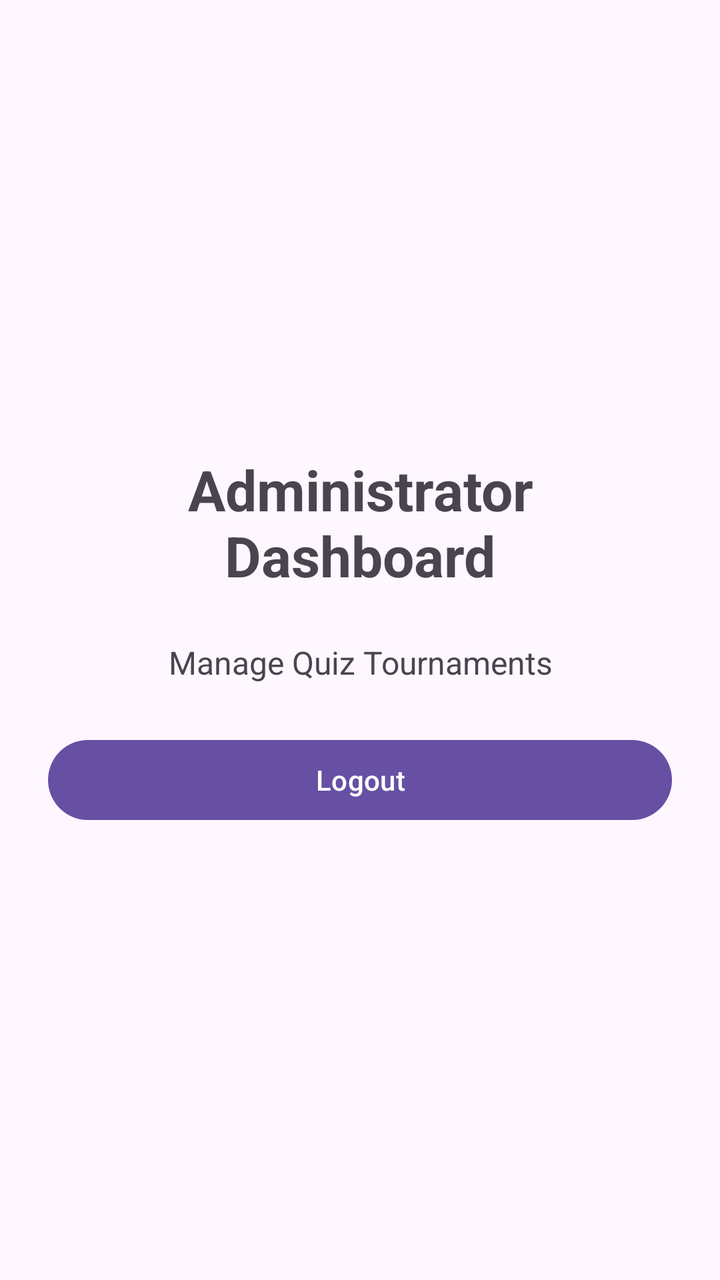
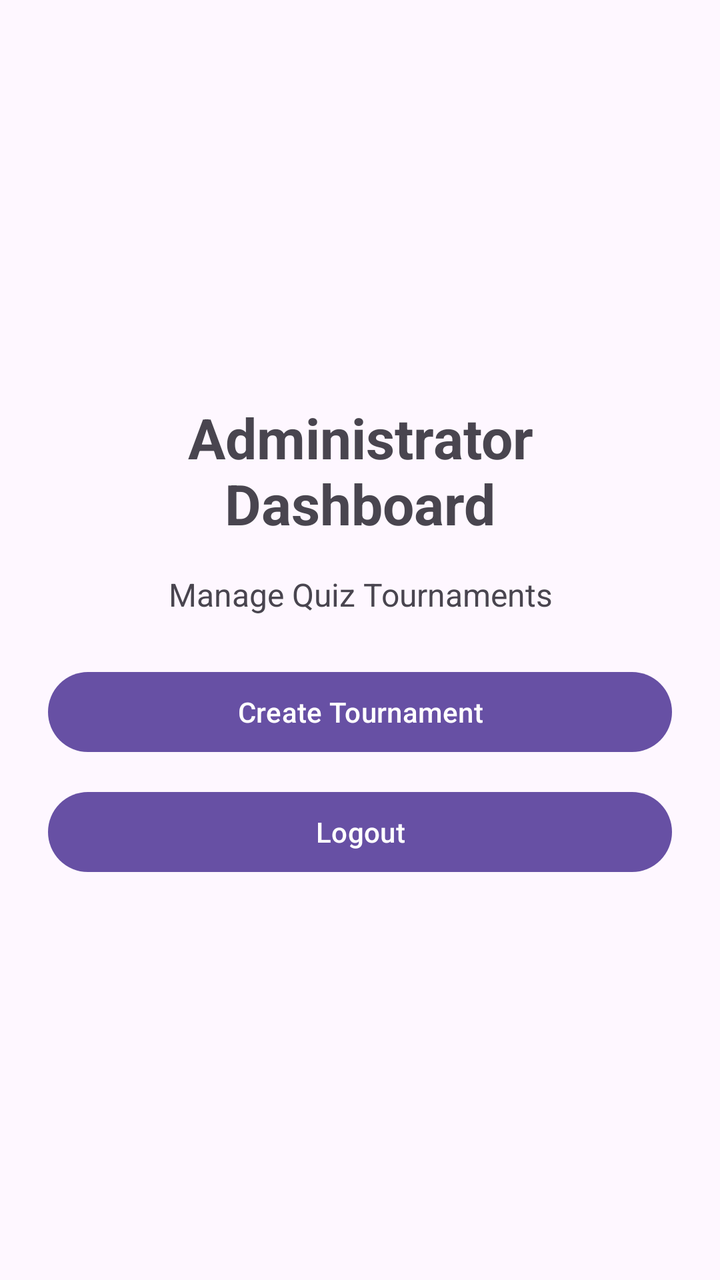

An Android layout rendered at two revisions. The XML below is the earlier revision; the diff shows what the commit changed to produce the second picture.
<!-- AndroidManifest.xml: application theme Theme.QuizTournament -->
<!-- res/layout/activity_admin_dashboard.xml -->
<?xml version="1.0" encoding="utf-8"?>
<LinearLayout xmlns:android="http://schemas.android.com/apk/res/android"
    android:layout_width="match_parent"
    android:layout_height="match_parent"
    android:orientation="vertical"
    android:gravity="center"
    android:padding="24dp">

    <TextView
        android:layout_width="match_parent"
        android:layout_height="wrap_content"
        android:text="Administrator Dashboard"
        android:textSize="28sp"
        android:textStyle="bold"
        android:gravity="center"
        android:layout_marginBottom="24dp" />

    <TextView
        android:layout_width="match_parent"
        android:layout_height="wrap_content"
        android:text="Manage Quiz Tournaments"
        android:textSize="16sp"
        android:gravity="center"
        android:layout_marginBottom="24dp" />

    <Button
        android:id="@+id/buttonLogout"
        android:layout_width="match_parent"
        android:layout_height="wrap_content"
        android:text="Logout" />

</LinearLayout>
<!-- resources referenced by this layout -->
<resources>
  <style name="Theme.QuizTournament" parent="Base.Theme.QuizTournament" />
  <style name="Base.Theme.QuizTournament" parent="Theme.Material3.DayNight.NoActionBar">
          
          
      </style>
</resources>

<!-- the commit's change to res/layout/activity_admin_dashboard.xml (unified diff, before → after) -->
@@ -13,7 +13,7 @@
         android:textSize="28sp"
         android:textStyle="bold"
         android:gravity="center"
-        android:layout_marginBottom="24dp" />
+        android:layout_marginBottom="16dp" />
 
     <TextView
         android:layout_width="match_parent"
@@ -24,9 +24,16 @@
         android:layout_marginBottom="24dp" />
 
     <Button
+        android:id="@+id/buttonCreateTournament"
+        android:layout_width="match_parent"
+        android:layout_height="wrap_content"
+        android:text="Create Tournament" />
+
+    <Button
         android:id="@+id/buttonLogout"
         android:layout_width="match_parent"
         android:layout_height="wrap_content"
-        android:text="Logout" />
+        android:text="Logout"
+        android:layout_marginTop="12dp" />
 
 </LinearLayout>
